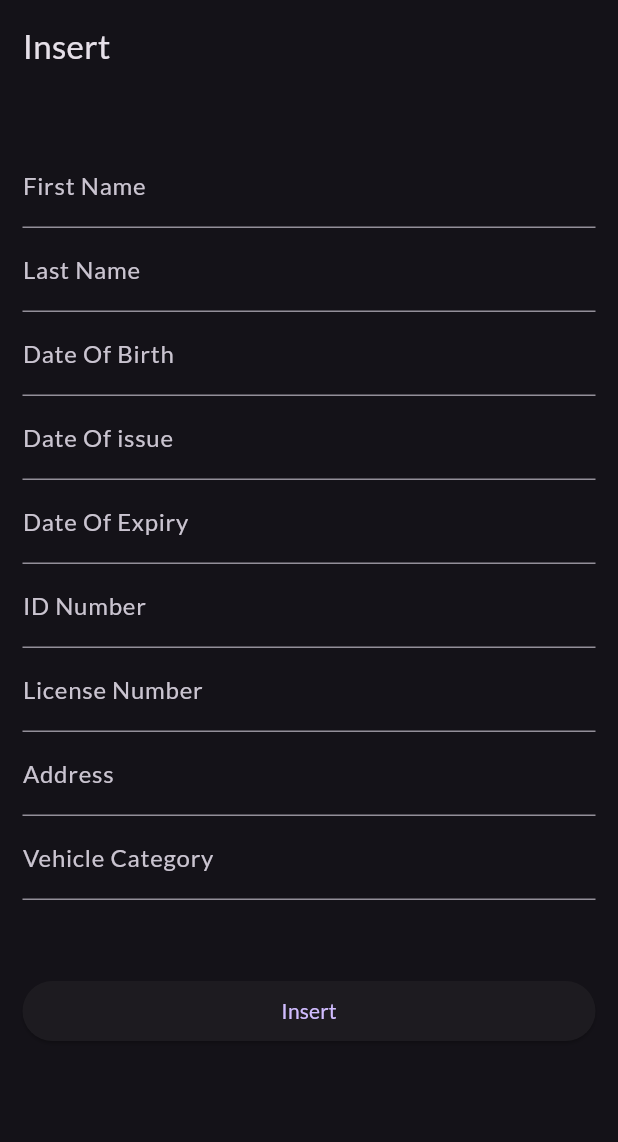
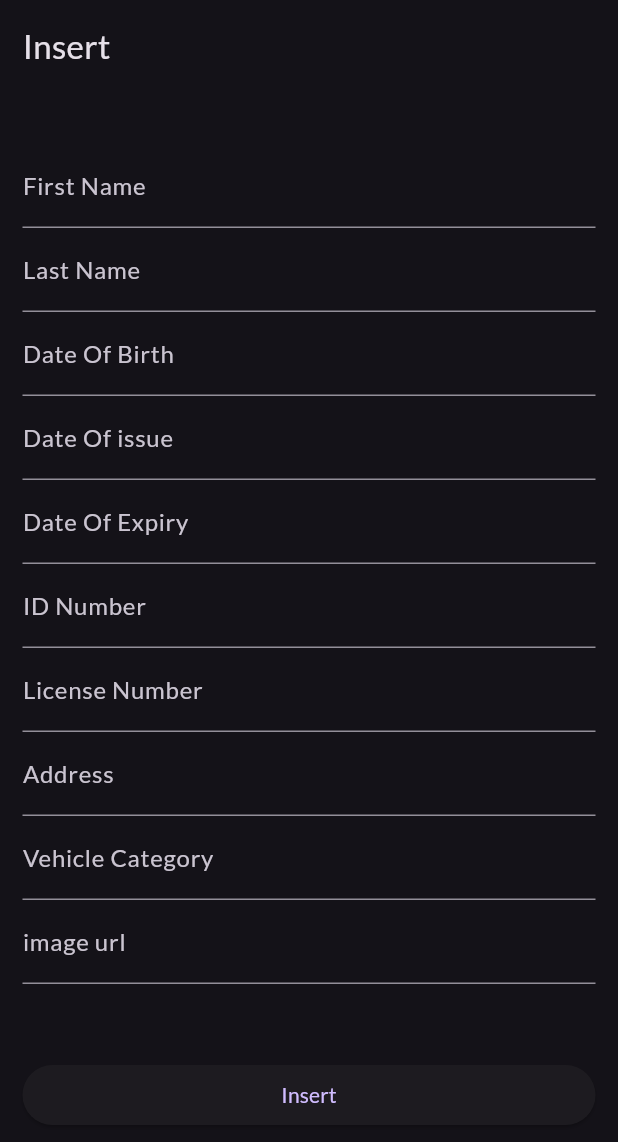
Before and after one commit to ShankaVisal/Smart_Fine_System_new, a Flutter app: the MongoDbInsert screen opened directly, on a phone screen of 412 x 824 dp. Shown: the top 1142 px of the screen. Run offline on Flutter 3.47's test engine with Material 3 defaults, Android fonts, the phone set to English and light mode, and no system bars; our stand-ins replace cloud_firestore, firebase_auth, firebase_core, lottie; missing offline and left inert: encrypt, flutter_barcode_scanner, mongo_dart; accounts and stored records are empty.

Commit message:
update project

```diff
--- a/lib/LicenseDataBase/InsertEditForLicense.dart
+++ b/lib/LicenseDataBase/InsertEditForLicense.dart
@@ -22,6 +22,7 @@ class _MongoDbInsertState extends State<MongoDbInsert> {
   var licenseNumController = new TextEditingController();
   var addressController = new TextEditingController();
   var vehicleCategoryController = new TextEditingController();
+  var urlController = new TextEditingController();
 
 
   var _checkInsertUpdate = 'Insert';
@@ -40,6 +41,7 @@ class _MongoDbInsertState extends State<MongoDbInsert> {
       licenseNumController.text = data.licenseNum;
       addressController.text = data.address;
       vehicleCategoryController.text = data.vehicleCategory;
+      urlController.text = data.url;
       _checkInsertUpdate = 'Update';
     }
 
@@ -105,10 +107,16 @@ class _MongoDbInsertState extends State<MongoDbInsert> {
                     labelText: 'Vehicle Category'
                 ),
               ),
+              TextField(
+                controller: urlController,
+                decoration: const InputDecoration(
+                    labelText: 'image url'
+                ),
+              ),
               const SizedBox(height: 50,),
               ElevatedButton(
                   onPressed: (){
-                      _insertData(fnameController.text,lnameController.text,dobController.text,doiController.text,doeController.text,idNumController.text,licenseNumController.text,addressController.text,vehicleCategoryController.text);
+                    _insertData(fnameController.text,lnameController.text,dobController.text,doiController.text,doeController.text,idNumController.text,licenseNumController.text,addressController.text,vehicleCategoryController.text,urlController.text);
                   },
                   child: Text(_checkInsertUpdate)),
 
@@ -119,13 +127,13 @@ class _MongoDbInsertState extends State<MongoDbInsert> {
     );
   }
 
-  Future<void> _updateData( var  id, String fName, String lName, String dob, String doi, String doe, String idNum, String licenseNum,String address, String category) async{
-    final updateData = MongoDbModel1(id: id, firstName: fName, lastName: lName, DOB: dob, DOI: doi, DOE: doe, IDnum: idNum, licenseNum: licenseNum, address: address, vehicleCategory: category);
+  Future<void> _updateData( var  id, String fName, String lName, String dob, String doi, String doe, String idNum, String licenseNum,String address, String category, String url) async{
+    final updateData = MongoDbModel1(id: id, firstName: fName, lastName: lName, DOB: dob, DOI: doi, DOE: doe, IDnum: idNum, licenseNum: licenseNum, address: address, vehicleCategory: category, url:url);
   }
 
-  Future<void> _insertData(String fName, String lName, String dob, String doi, String doe, String idNum, String licenseNum,String address, String category)async {
+  Future<void> _insertData(String fName, String lName, String dob, String doi, String doe, String idNum, String licenseNum,String address, String category, String url)async {
     var _id = M.ObjectId();
-    final data = MongoDbModel1(id: _id, firstName: fName, lastName: lName, DOB: dob, DOI: doi, DOE: doe, IDnum: idNum, licenseNum: licenseNum, address: address, vehicleCategory: category);
+    final data = MongoDbModel1(id: _id, firstName: fName, lastName: lName, DOB: dob, DOI: doi, DOE: doe, IDnum: idNum, licenseNum: licenseNum, address: address, vehicleCategory: category, url: url);
     var result = await MongoDatabase.insert(data);
     ScaffoldMessenger.of(context)
         .showSnackBar((SnackBar(content: Text('Insertd ID' + _id.$oid))));
@@ -137,11 +145,12 @@ class _MongoDbInsertState extends State<MongoDbInsert> {
     lnameController.text = "";
     dobController.text = "";
     doiController.text = "";
-    dobController.text = "";
+    doeController.text = "";
     idNumController.text = "";
     licenseNumController.text = "";
     addressController.text = "";
     vehicleCategoryController.text = "";
+    urlController.text = "";
 
   }
 
```
